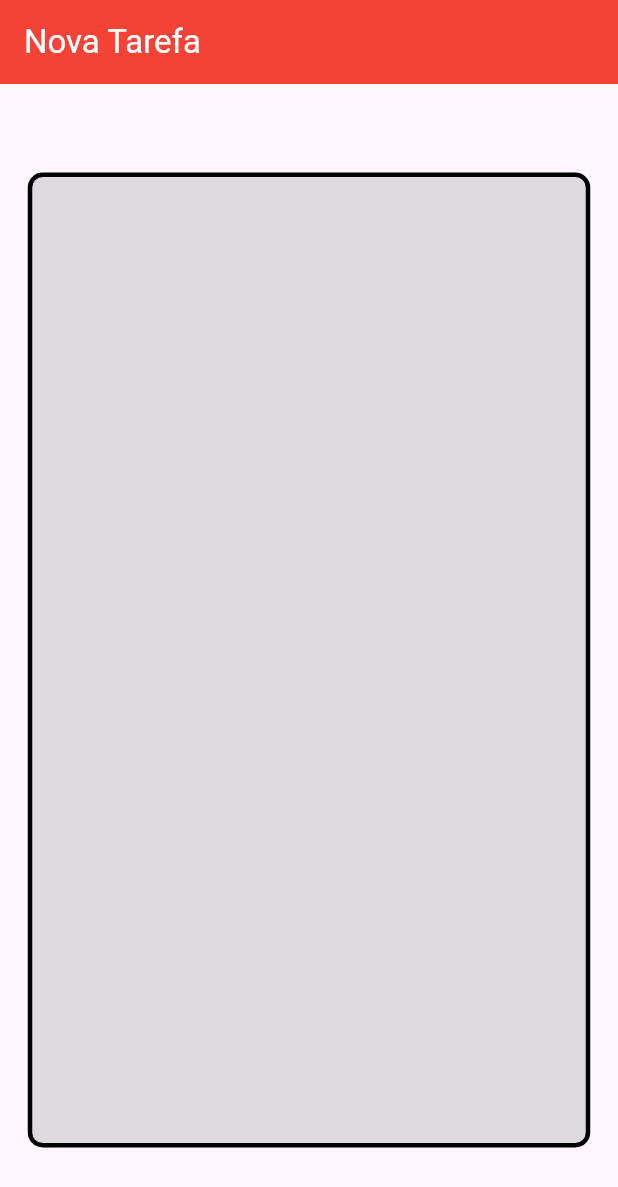
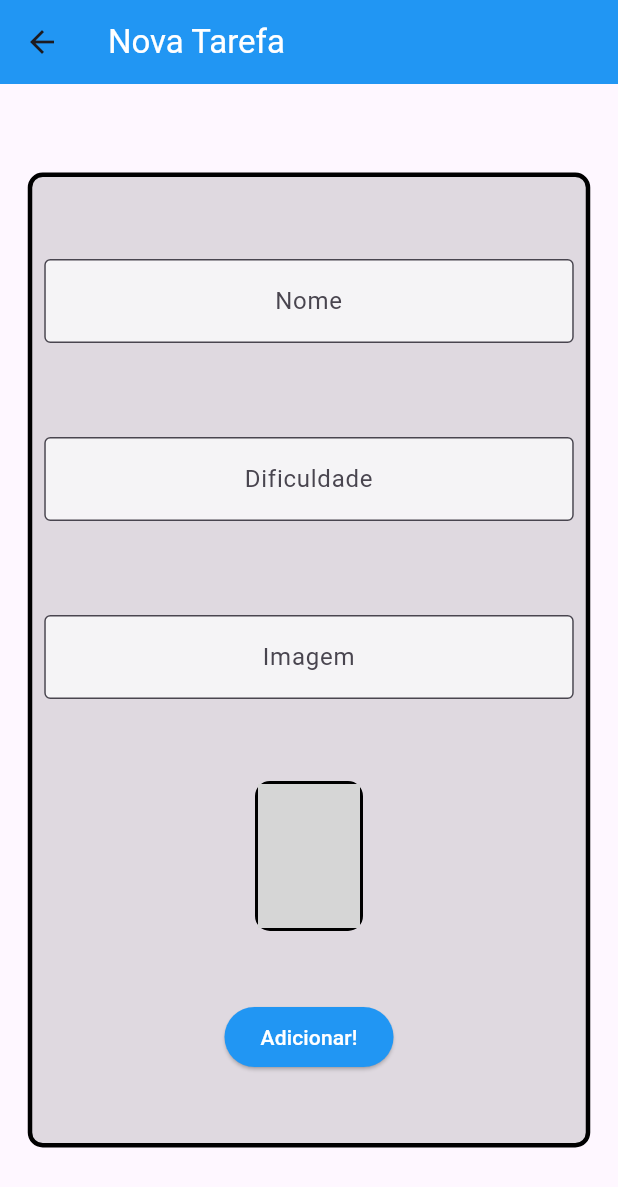
Before and after one commit to pablo-sa10/Projeto-flutter, a Flutter app: the FormScreen screen opened directly, on a phone screen of 412 x 824 dp. Shown: the top 1187 px of the screen. Run offline on Flutter 3.47's test engine with Material 3 defaults, Android fonts, the phone set to English and light mode, and no system bars; network calls fail; grey boxes are pictures that could not be loaded.

```diff
--- a/lib/main.dart
+++ b/lib/main.dart
@@ -1,5 +1,7 @@
 import 'package:flutter/material.dart';
-import 'package:projeto_dart/screens/form_screen.dart';
+
+//import 'package:projeto_dart/screens/form_screen.dart';
+import 'package:projeto_dart/screens/initial_screen.dart';
 //import 'package:projeto_dart/screens/initial_screen.dart';
 
 void main() {
@@ -21,7 +23,7 @@ class _MyAppState extends State<MyApp> {
       theme: ThemeData(
         primarySwatch: Colors.blue,
       ),
-      home: const FormScreen(),
+      home: const InitialScreen(),
     );
   }
 }
--- a/lib/screens/form_screen.dart
+++ b/lib/screens/form_screen.dart
@@ -8,17 +8,26 @@ class FormScreen extends StatefulWidget {
 }
 
 class _FormScreenState extends State<FormScreen> {
+  TextEditingController nameController = TextEditingController();
+  TextEditingController difficultyController = TextEditingController();
+  TextEditingController imageController = TextEditingController();
+
+  final _formkey = GlobalKey<FormState>();
+
   @override
   Widget build(BuildContext context) {
-    return Scaffold(
+    return Form(
+      key: _formkey,
+      child: Scaffold(
         appBar: AppBar(
-        backgroundColor: Colors.red,
+          backgroundColor: Colors.blue,
           title: const Text(
             "Nova Tarefa",
             style: TextStyle(color: Colors.white),
           ),
         ),
         body: Center(
+          child: SingleChildScrollView(
             child: Container(
               height: 650,
               width: 375,
@@ -26,8 +35,113 @@ class _FormScreenState extends State<FormScreen> {
                   color: Colors.black12,
                   borderRadius: BorderRadius.circular(10),
                   border: Border.all(width: 3)),
-          child: const Column(
-            children: [],
+              child: Column(
+                mainAxisAlignment: MainAxisAlignment.spaceEvenly,
+                crossAxisAlignment: CrossAxisAlignment.center,
+                children: [
+                  Padding(
+                    padding: const EdgeInsets.all(8.0),
+                    child: TextFormField(
+                      validator: (String? value) {
+                        if (value != null && value.isEmpty) {
+                          return 'Insira o nome da tarefa';
+                        }
+                        return null;
+                      },
+                      controller: nameController,
+                      textAlign: TextAlign.center,
+                      decoration: const InputDecoration(
+                        border: OutlineInputBorder(),
+                        hintText: 'Nome',
+                        fillColor: Colors.white70,
+                        filled: true,
+                      ),
+                    ),
+                  ),
+                  Padding(
+                    padding: const EdgeInsets.all(8.0),
+                    child: TextFormField(
+                      validator: (value) {
+                        if (value!.isEmpty ||
+                            int.parse(value) < 1 ||
+                            int.parse(value) > 5) {
+                          return 'Insira um valor entre 1 e 5';
+                        }
+                        return null;
+                      },
+                      keyboardType: TextInputType.number,
+                      controller: difficultyController,
+                      textAlign: TextAlign.center,
+                      decoration: const InputDecoration(
+                        border: OutlineInputBorder(),
+                        hintText: 'Dificuldade',
+                        fillColor: Colors.white70,
+                        filled: true,
+                      ),
+                    ),
+                  ),
+                  Padding(
+                    padding: const EdgeInsets.all(8.0),
+                    child: TextFormField(
+                      validator: (String? value) {
+                        if (value != null && value.isEmpty) {
+                          return 'Insira uma url de imagem';
+                        }
+                        return null;
+                      },
+                      keyboardType: TextInputType.url,
+                      onChanged: (text) {
+                        setState(() {});
+                      },
+                      controller: imageController,
+                      textAlign: TextAlign.center,
+                      decoration: const InputDecoration(
+                        border: OutlineInputBorder(),
+                        hintText: 'Imagem',
+                        fillColor: Colors.white70,
+                        filled: true,
+                      ),
+                    ),
+                  ),
+                  Container(
+                    height: 100,
+                    width: 72,
+                    decoration: BoxDecoration(
+                        color: Colors.black12,
+                        borderRadius: BorderRadius.circular(10),
+                        border: Border.all(width: 2, color: Colors.black)),
+                    child: ClipRRect(
+                      borderRadius: BorderRadius.circular(10),
+                      child: Image.network(
+                          imageController.text.isEmpty
+                              ? "https://via.placeholder.com/150"
+                              : imageController.text,
+                          errorBuilder: (BuildContext context, Object exception,
+                              StackTrace? stackTrace) {
+                        return Image.asset('assets/images/nophoto.png');
+                      }, fit: BoxFit.cover),
+                    ),
+                  ),
+                  ElevatedButton(
+                    style: ButtonStyle(
+                        backgroundColor:
+                            MaterialStateProperty.all<Color>(Colors.blue)),
+                    onPressed: () {
+                      if (_formkey.currentState!.validate()) {
+                        ScaffoldMessenger.of(context).showSnackBar(
+                            const SnackBar(
+                                content: Text('Salvando nova tarefa')));
+                        Navigator.pop(context);
+                      }
+                    },
+                    child: const Text(
+                      'Adicionar!',
+                      style: TextStyle(color: Colors.white),
+                    ),
+                  ),
+                ],
+              ),
+            ),
           ),
         ),
       ),
--- a/pubspec.yaml
+++ b/pubspec.yaml
@@ -65,7 +65,6 @@ flutter:
   assets:
     - assets/images/
 
-
   # An image asset can refer to one or more resolution-specific "variants", see
   # https://flutter.dev/assets-and-images/#resolution-aware
 
```
Also changed, not shown: lib/screens/initial_screen.dart (+6 -12 lines), lib/Data/task_inherited.dart (added). Lines whose indentation alone changed are shown as unchanged.
